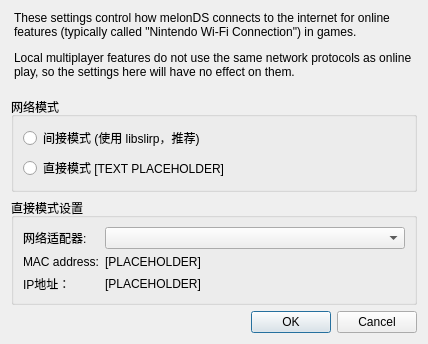
This is src/frontend/qt_sdl/WifiSettingsDialog.ui in melonDS-emu/melonDS as Qt 5 draws it before an edit. The edited form follows.
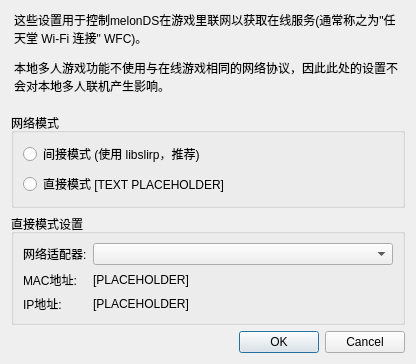
This is the edited form.

```diff
--- a/src/frontend/qt_sdl/WifiSettingsDialog.ui
+++ b/src/frontend/qt_sdl/WifiSettingsDialog.ui
@@ -31,7 +31,7 @@
 }</string>
      </property>
      <property name="text">
-      <string>&lt;html&gt;&lt;head/&gt;&lt;body&gt;&lt;p&gt;These settings control how melonDS connects to the internet for online features (typically called &amp;quot;Nintendo Wi-Fi Connection&amp;quot;) in games. &lt;/p&gt;&lt;p&gt;Local multiplayer features do not use the same network protocols as online play, so the settings here will have no effect on them.&lt;/p&gt;&lt;/body&gt;&lt;/html&gt;</string>
+      <string>&lt;html&gt;&lt;head/&gt;&lt;body&gt;&lt;p&gt;这些设置用于控制melonDS在游戏里联网以获取在线服务(通常称之为&amp;quot;任天堂 Wi-Fi 连接&amp;quot; WFC)。&lt;/p&gt;&lt;p&gt;本地多人游戏功能不使用与在线游戏相同的网络协议，因此此处的设置不会对本地多人联机产生影响。&lt;/p&gt;&lt;/body&gt;&lt;/html&gt;</string>
      </property>
      <property name="wordWrap">
       <bool>true</bool>
@@ -86,7 +86,7 @@
       <item row="2" column="0">
        <widget class="QLabel" name="label_2">
         <property name="text">
-         <string>MAC address:</string>
+         <string>MAC地址:</string>
         </property>
        </widget>
       </item>
@@ -126,7 +126,7 @@
       <item row="3" column="0">
        <widget class="QLabel" name="label_3">
         <property name="text">
-         <string>IP地址：</string>
+         <string>IP地址:</string>
         </property>
        </widget>
       </item>
```
